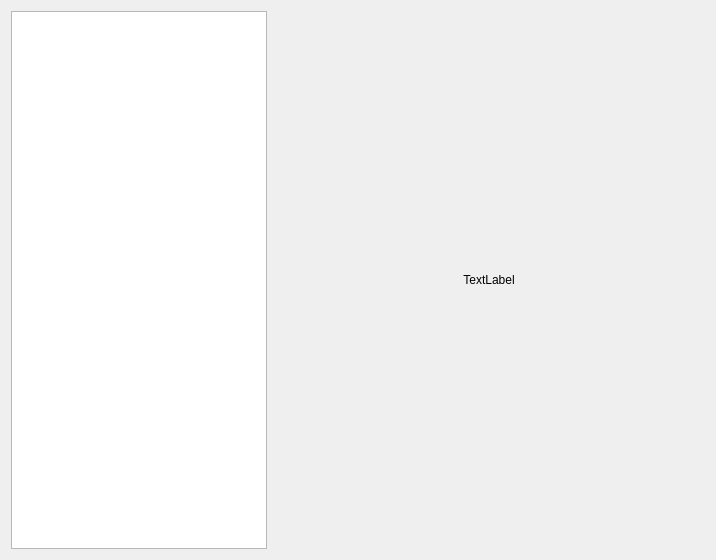
Above: Code/qtdcm.ui from qtdcm/qtdcm before the change. Below: the same form after it.
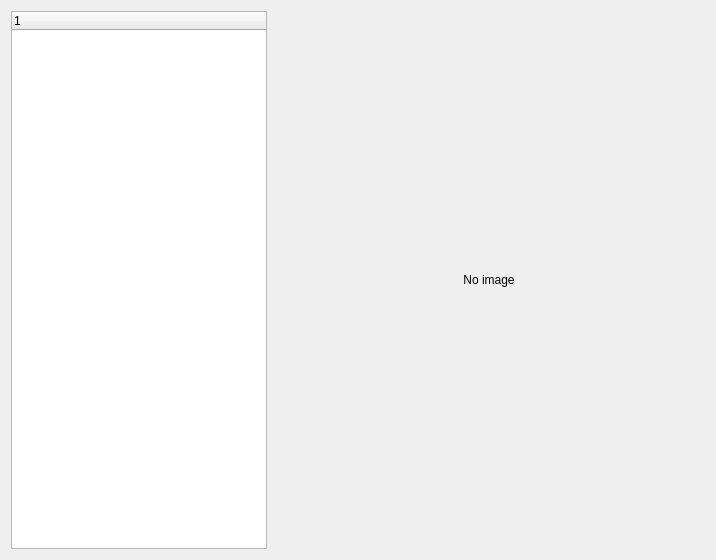
That is the form after the change.

Commit message: igns : new version of the qtdcm widget. Optimized version of the dicomdir loading and parsing.

```diff
--- a/Code/qtdcm.ui
+++ b/Code/qtdcm.ui
@@ -15,19 +15,24 @@
   </property>
   <layout class="QGridLayout" name="gridLayout">
    <item row="0" column="0">
-    <widget class="QTreeView" name="treeView">
+    <widget class="QTreeWidget" name="treeWidget">
      <property name="sizePolicy">
       <sizepolicy hsizetype="Fixed" vsizetype="Expanding">
        <horstretch>0</horstretch>
        <verstretch>0</verstretch>
       </sizepolicy>
      </property>
+     <column>
+      <property name="text">
+       <string notr="true">1</string>
+      </property>
+     </column>
     </widget>
    </item>
    <item row="0" column="1">
     <widget class="QLabel" name="label">
      <property name="text">
-      <string>TextLabel</string>
+      <string>No image</string>
      </property>
      <property name="alignment">
       <set>Qt::AlignCenter</set>
```
The commit also changes 17 other files.
